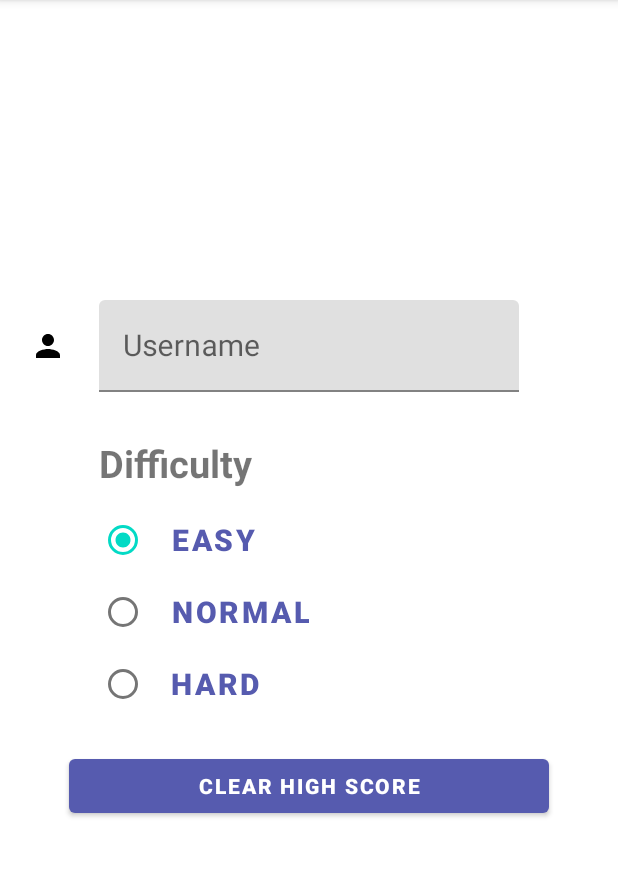
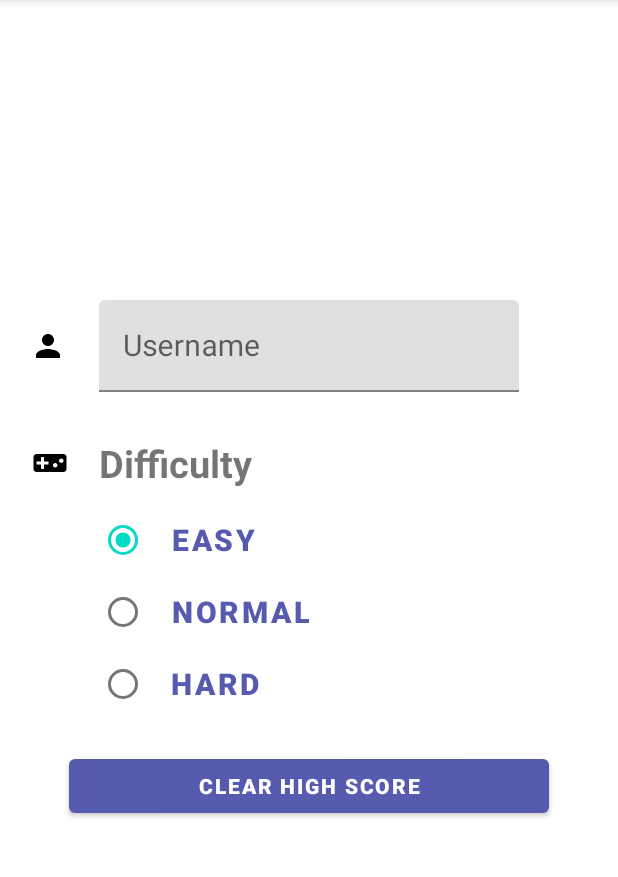
Before and after one commit to jgrimes91/Education_Game, an Android app: the SettingsFragment screen opened through its navigation route, on a phone screen of 412 x 824 dp, the part 84-961 px from its top. Run offline under Robolectric (Android 15) with nearby library versions, the phone set to English and light mode, and no system bars; our stand-ins replace data binding.

Commit message:
Icons added to SettingsFragment layout

```diff
--- /dev/null
+++ b/app/src/main/res/drawable/difficulty_ic.xml
@@ -0,0 +1,10 @@
+<vector xmlns:android="http://schemas.android.com/apk/res/android"
+    android:width="24dp"
+    android:height="24dp"
+    android:tint="#000000"
+    android:viewportWidth="24"
+    android:viewportHeight="24">
+    <path
+        android:fillColor="@android:color/white"
+        android:pathData="M21,6L3,6c-1.1,0 -2,0.9 -2,2v8c0,1.1 0.9,2 2,2h18c1.1,0 2,-0.9 2,-2L23,8c0,-1.1 -0.9,-2 -2,-2zM11,13L8,13v3L6,16v-3L3,13v-2h3L6,8h2v3h3v2zM15.5,15c-0.83,0 -1.5,-0.67 -1.5,-1.5s0.67,-1.5 1.5,-1.5 1.5,0.67 1.5,1.5 -0.67,1.5 -1.5,1.5zM19.5,12c-0.83,0 -1.5,-0.67 -1.5,-1.5S18.67,9 19.5,9s1.5,0.67 1.5,1.5 -0.67,1.5 -1.5,1.5z" />
+</vector>
--- a/app/src/main/res/drawable/person_ic.xml
+++ b/app/src/main/res/drawable/person_ic.xml
@@ -1,5 +1,10 @@
-<vector android:height="24dp" android:tint="#000000"
-    android:viewportHeight="24" android:viewportWidth="24"
-    android:width="24dp" xmlns:android="http://schemas.android.com/apk/res/android">
-    <path android:fillColor="@android:color/white" android:pathData="M12,12c2.21,0 4,-1.79 4,-4s-1.79,-4 -4,-4 -4,1.79 -4,4 1.79,4 4,4zM12,14c-2.67,0 -8,1.34 -8,4v2h16v-2c0,-2.66 -5.33,-4 -8,-4z"/>
+<vector xmlns:android="http://schemas.android.com/apk/res/android"
+    android:width="24dp"
+    android:height="24dp"
+    android:tint="#000000"
+    android:viewportWidth="24"
+    android:viewportHeight="24">
+    <path
+        android:fillColor="@android:color/white"
+        android:pathData="M12,12c2.21,0 4,-1.79 4,-4s-1.79,-4 -4,-4 -4,1.79 -4,4 1.79,4 4,4zM12,14c-2.67,0 -8,1.34 -8,4v2h16v-2c0,-2.66 -5.33,-4 -8,-4z" />
 </vector>
--- a/app/src/main/res/layout/fragment_settings.xml
+++ b/app/src/main/res/layout/fragment_settings.xml
@@ -44,6 +44,16 @@
 
             </com.google.android.material.textfield.TextInputEditText>
         </com.google.android.material.textfield.TextInputLayout>
+
+        <ImageView
+            android:id="@+id/difficultyIc"
+            android:layout_width="wrap_content"
+            android:layout_height="wrap_content"
+            app:layout_constraintBottom_toBottomOf="@+id/difficultyTextView"
+            app:layout_constraintEnd_toStartOf="@+id/difficultyTextView"
+            app:layout_constraintStart_toStartOf="parent"
+            app:layout_constraintTop_toTopOf="@+id/difficultyTextView"
+            app:srcCompat="@drawable/difficulty_ic" />
 
         <TextView
             android:id="@+id/difficultyTextView"
```
